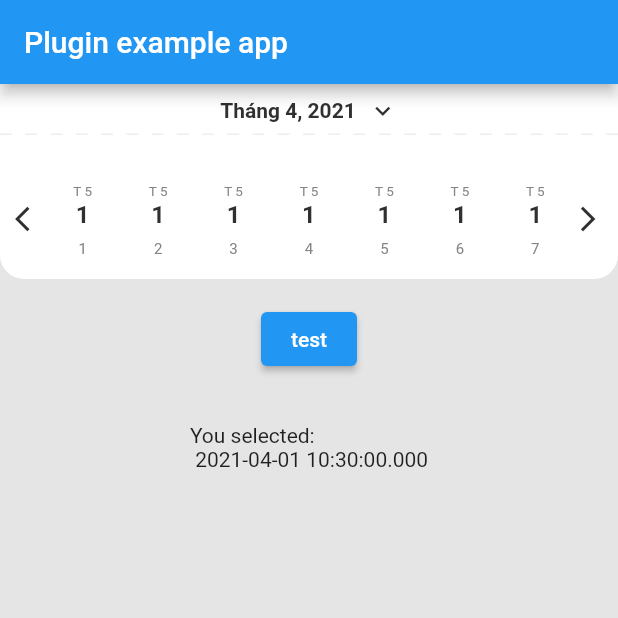
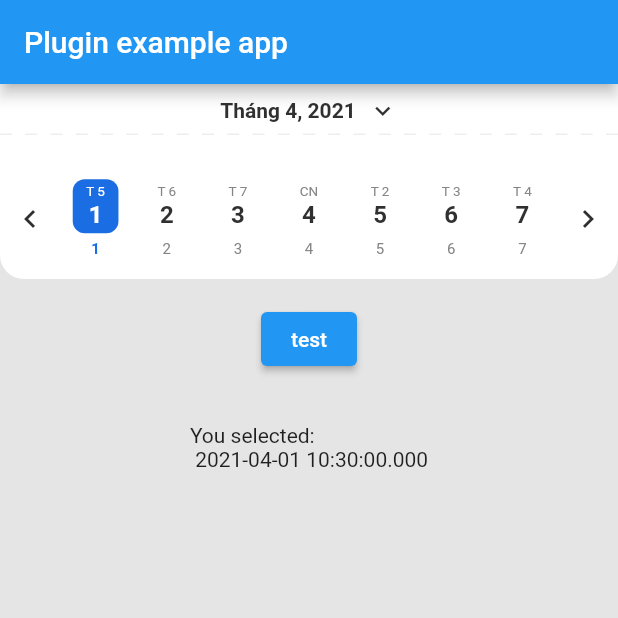
Before and after one commit to kenguyenduc/date_picker_timeline_plugin, a Flutter app: the screen it shows after launch, after a tap on "test", on a phone screen of 412 x 824 dp, the top half of it. Run offline on Flutter 3.47's test engine with Material 2 defaults, Android fonts, the phone set to English and light mode, and no system bars.

Commit message:
handle selected date

```diff
--- a/example/lib/main.dart
+++ b/example/lib/main.dart
@@ -12,6 +12,8 @@ class MyApp extends StatefulWidget {
 }
 
 class _MyAppState extends State<MyApp> {
+  DateTime _selectedValue = DateTime.now();
+
   @override
   void initState() {
     super.initState();
@@ -19,7 +21,6 @@ class _MyAppState extends State<MyApp> {
 
   @override
   Widget build(BuildContext context) {
-    DateTime _selectedValue = DateTime.now();
     return MaterialApp(
       localizationsDelegates: [
         GlobalMaterialLocalizations.delegate,
@@ -56,7 +57,6 @@ class _MyAppState extends State<MyApp> {
                   initialDate: DateTime.now(),
                   firstDate: DateTime(2020),
                   lastDate: DateTime(2022),
-                  locale: Locale('vi'),
                 );
               },
               child: Text('test'),
--- a/lib/date_picker_timeline.dart
+++ b/lib/date_picker_timeline.dart
@@ -14,18 +14,20 @@ class DatePickerTimeline extends StatefulWidget {
     required this.firstDate,
     required this.lastDate,
     this.onDateChange,
-  })   : assert(!lastDate.isBefore(firstDate),
-            'lastDate $lastDate must be on or after firstDate $firstDate.'),
+  })
+      : assert(!lastDate.isBefore(firstDate),
+  'lastDate $lastDate must be on or after firstDate $firstDate.'),
         assert(!initialDate.isBefore(firstDate),
-            'initialDate $initialDate must be on or after firstDate $firstDate.'),
+        'initialDate $initialDate must be on or after firstDate $firstDate.'),
         assert(!initialDate.isAfter(lastDate),
-            'initialDate $initialDate must be on or before lastDate $lastDate.'),
+        'initialDate $initialDate must be on or before lastDate $lastDate.'),
         super(key: key);
 
   final BuildContext context;
   final DateTime initialDate;
   final DateTime firstDate;
   final DateTime lastDate;
+
   /// Callback function for when a different date is selected
   final DateChangeListener? onDateChange;
 
@@ -41,6 +43,7 @@ class _DatePickerTimelineState extends State<DatePickerTimeline> {
   static final DateTime _dateTimeNow = DateTime.now();
   late DateTime _currentDisplayedMonthDate;
   DateTime? _currentDate;
+  bool _isFirstSelectedInitDate = true;
 
   @override
   void initState() {
@@ -64,7 +67,8 @@ class _DatePickerTimelineState extends State<DatePickerTimeline> {
     int _lastYear = widget.lastDate.year;
     //Cập nhật tháng những năm trước
     for (int i = _firstYear; i < _lastYear; i++) {
-      for (int j = 1; j <= 12; j++) _dropdownItemsMonth.add('$j, $i');
+      for (int j = 1; j <= 12; j++)
+        _dropdownItemsMonth.add('$j, $i');
     }
     //Thêm tháng đến tháng hiện tại
     for (int i = 1; i <= widget.lastDate.month; i++) {
@@ -121,14 +125,14 @@ class _DatePickerTimelineState extends State<DatePickerTimeline> {
         value: _dropdownValueMonth,
         iconSize: 20,
         icon:
-            Icon(Icons.keyboard_arrow_down_outlined, color: Color(0xFF303030)),
+        Icon(Icons.keyboard_arrow_down_outlined, color: Color(0xFF303030)),
         elevation: 16,
         dropdownColor: Colors.white,
         style: _textStyle,
         underline: SizedBox(),
         onChanged: _handleDropdownMonthsChanged,
         items:
-            _dropdownItemsMonth.map<DropdownMenuItem<String>>((String value) {
+        _dropdownItemsMonth.map<DropdownMenuItem<String>>((String value) {
           return DropdownMenuItem<String>(
             value: value,
             child: Text(
@@ -149,7 +153,7 @@ class _DatePickerTimelineState extends State<DatePickerTimeline> {
 
   Widget _buildDaysOnWeek() {
     return Padding(
-      padding: const EdgeInsets.symmetric(horizontal: 30),
+      padding: const EdgeInsets.symmetric(horizontal: 40),
       child: PageView.builder(
         key: _pageViewKey,
         controller: _pageController,
@@ -166,17 +170,21 @@ class _DatePickerTimelineState extends State<DatePickerTimeline> {
     List<Widget> _widgets = <Widget>[];
     for (int i = 0; i < 7; i++) {
       _widgets.add(DateWidget(
-        date: _dateTimeNow,
+        date: _dateTimeNow.add(Duration(days: i)),
         count: i + 1,
         onDateSelected: (selectedDate) {
           if (widget.onDateChange != null) {
             widget.onDateChange!(selectedDate);
           }
           setState(() {
+            _isFirstSelectedInitDate = false;
             _currentDate = selectedDate;
           });
         },
-        isSelected: DateUtils.isSameDay(_currentDate,_dateTimeNow),
+        isSelected: DateUtils.isSameDay(
+            _currentDate, _dateTimeNow.add(Duration(days: i))) ||
+            (_isFirstSelectedInitDate && DateUtils.isSameDay(
+                _dateTimeNow, _dateTimeNow.add(Duration(days: i)))),
       ));
     }
     return Row(
@@ -194,8 +202,10 @@ class _DatePickerTimelineState extends State<DatePickerTimeline> {
         child: Material(
           color: Colors.transparent,
           child: IconButton(
-            icon: const Icon(Icons.arrow_forward_ios,
-                color: Color(0xFF303030), size: 20),
+            icon: const Icon(
+              Icons.chevron_right,
+              color: Color(0xFF303030),
+            ),
             onPressed: _handleNextWeek,
           ),
         ),
@@ -212,9 +222,8 @@ class _DatePickerTimelineState extends State<DatePickerTimeline> {
           color: Colors.transparent,
           child: IconButton(
             icon: const Icon(
-              Icons.arrow_back_ios,
+              Icons.chevron_left,
               color: Color(0xFF303030),
-              size: 20,
             ),
             onPressed: _handlePreviousWeek,
           ),
--- a/lib/widgets/date_widget.dart
+++ b/lib/widgets/date_widget.dart
@@ -40,7 +40,6 @@ class DateWidget extends StatelessWidget {
         mainAxisSize: MainAxisSize.min,
         children: <Widget>[
           Container(
-            // width: 28,
             height: 36,
             decoration: BoxDecoration(
                 borderRadius: BorderRadius.circular(8),
@@ -52,7 +51,7 @@ class DateWidget extends StatelessWidget {
               mainAxisSize: MainAxisSize.min,
               children: <Widget>[
                 Text(
-                  'T ' + _date.substring(_date.length - 1),
+                  _date.replaceAll('H',''),
                   style: TextStyle(
                     color: isSelected ? Colors.white : const Color(0xFF858585),
                     fontSize: 9,
```
Also changed, not shown: lib/calendar_controller.dart (added, +430 -0 lines).
